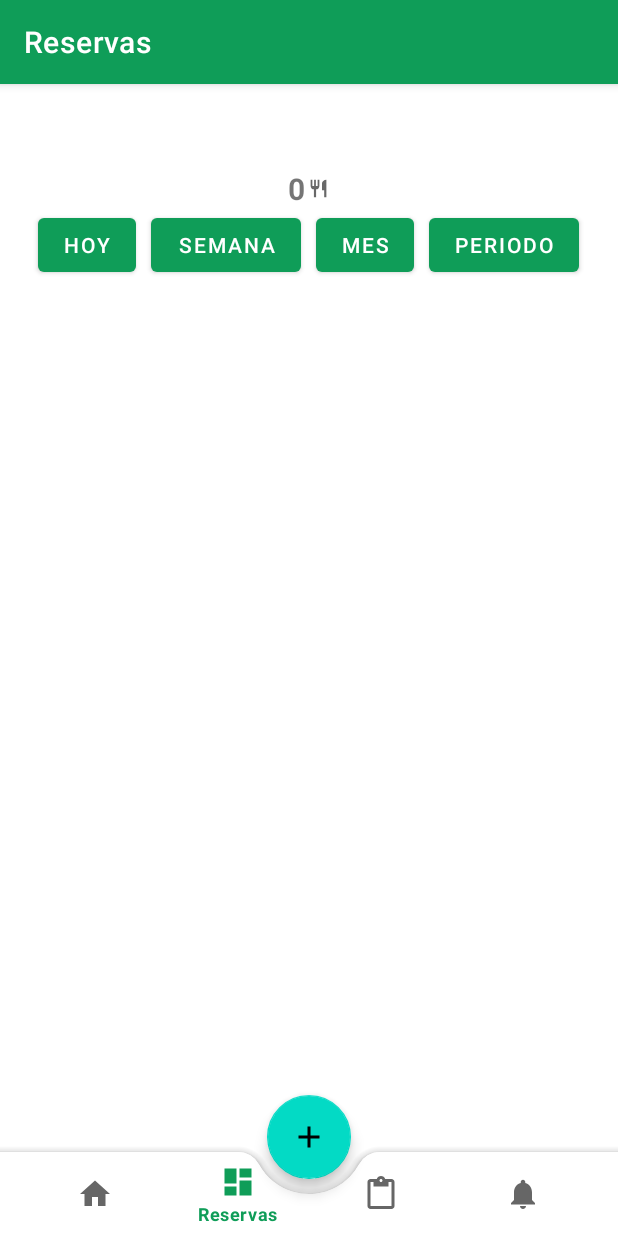
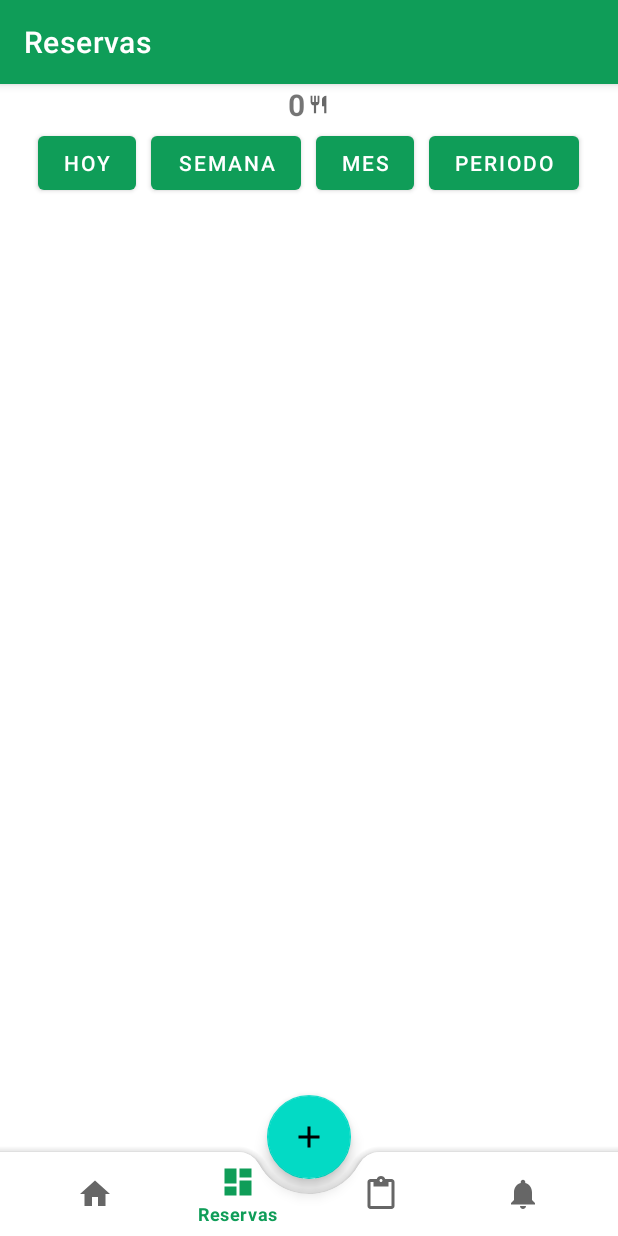
Before and after one commit to Samz685/ReserBuddy, an Android app: the ReservasFragment screen opened through its navigation route, on a phone screen of 412 x 824 dp. Run offline under Robolectric (Android 15) with nearby library versions, the phone set to English and light mode, and no system bars; our stand-ins replace Firebase (no records; nobody signed in at launch, a user with empty details on screens opened directly), navigation-ui.

Commit message:
Solucionado disposicion del fragment reservas.
Resulta que su parent tenia un atributo para dejar un espacio para el TopBar, lo eliminado ya que no dispongo de topBar.
Este era el atributo:
android:paddingTop="?attr/actionBarSize"

```diff
--- a/app/src/main/res/layout/activity_main.xml
+++ b/app/src/main/res/layout/activity_main.xml
@@ -4,7 +4,7 @@
     android:id="@+id/container"
     android:layout_width="match_parent"
     android:layout_height="match_parent"
-    android:paddingTop="?attr/actionBarSize">
+    >
 
 
 
--- a/app/src/main/res/layout/fragment_reservas.xml
+++ b/app/src/main/res/layout/fragment_reservas.xml
@@ -15,7 +15,8 @@
         android:textStyle="bold"
         android:textSize="20sp"
         android:drawableEnd="@drawable/ic_contador_reservas"
-        android:drawablePadding="2dp"/>
+        android:drawablePadding="2dp"
+        android:layout_marginBottom="1dp"/>
 
     <LinearLayout
         android:id="@+id/linearCabecera"
@@ -23,8 +24,7 @@
         android:layout_height="wrap_content"
         android:layout_marginBottom="2dp"
         android:gravity="center"
-        android:orientation="horizontal"
-        android:layout_marginTop="0dp">
+        android:orientation="horizontal">
 
         <Button
             android:id="@+id/btnHoy"
```
